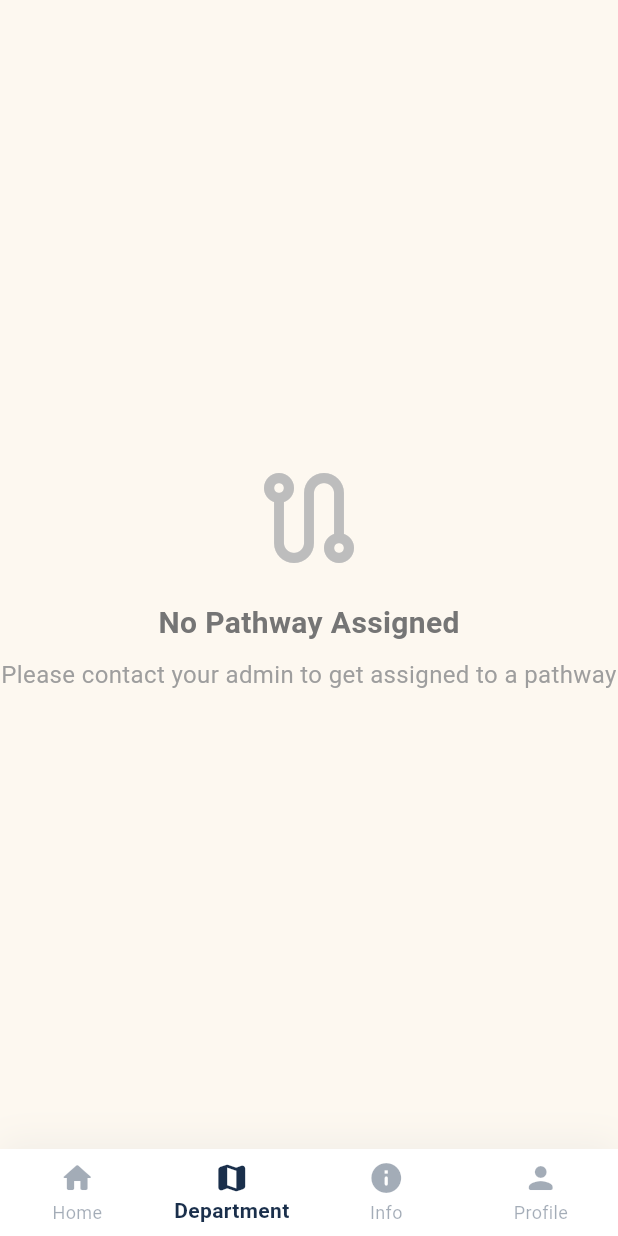
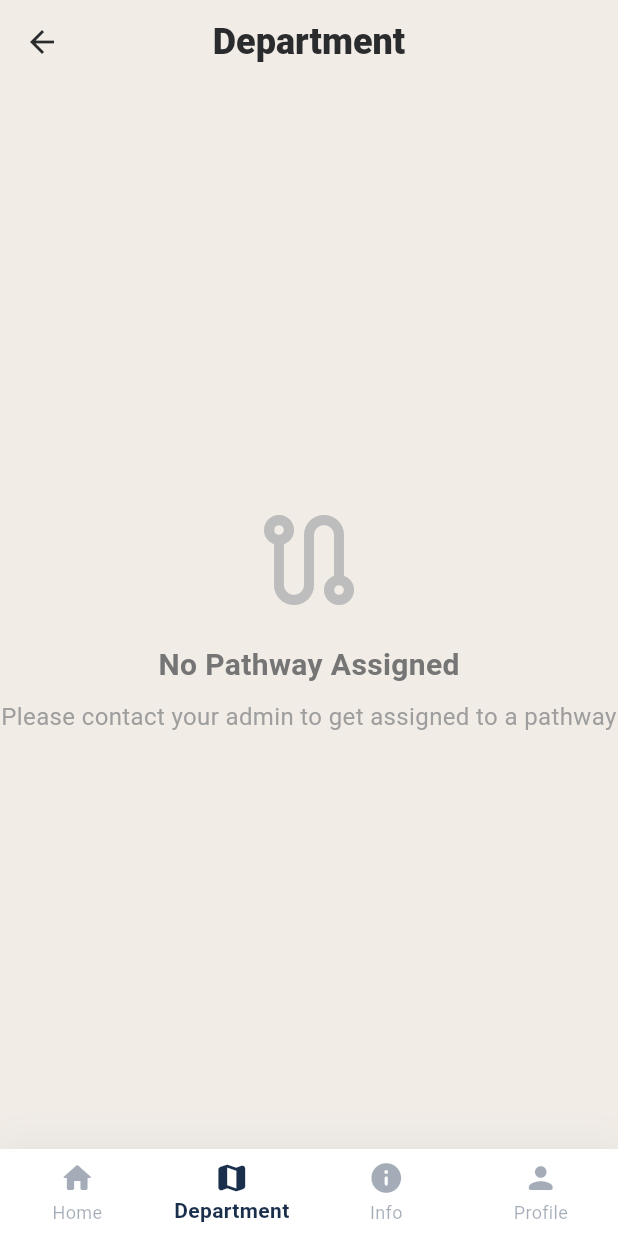
Before and after one commit to contactamiproind/entre-nous, a Flutter app: the EnhancedUserDashboard screen opened by its route, item 2 of the bottom bar chosen, on a phone screen of 412 x 824 dp. Run offline on Flutter 3.47's test engine with Material 3 defaults, Android fonts, the phone set to English and light mode, and no system bars; our stand-ins replace audioplayers, confetti, flutter_dotenv, shared_preferences, supabase_flutter; accounts and stored records are empty.

Commit message:
back option added

```diff
--- a/lib/screens/user/enhanced_user_dashboard.dart
+++ b/lib/screens/user/enhanced_user_dashboard.dart
@@ -644,7 +644,17 @@ class _EnhancedUserDashboardState extends State<EnhancedUserDashboard> {
   // ============================================
   Widget _buildPathwayTab() {
     if (_assignments.isEmpty) {
-      return Center(
+      return Scaffold(
+        appBar: AppBar(
+          leading: IconButton(
+            icon: const Icon(Icons.arrow_back),
+            onPressed: () {
+              setState(() => _selectedIndex = 0); // Navigate to Home tab
+            },
+          ),
+          title: const Text('Department'),
+        ),
+        body: Center(
           child: Column(
             mainAxisAlignment: MainAxisAlignment.center,
             children: [
@@ -671,6 +681,7 @@ class _EnhancedUserDashboardState extends State<EnhancedUserDashboard> {
                 textAlign: TextAlign.center,
               ),
             ],
+          ),
         ),
       );
     }
@@ -865,17 +876,19 @@ class _EnhancedUserDashboardState extends State<EnhancedUserDashboard> {
   // INFO TAB
   // ============================================
   Widget _buildInfoTab() {
-    return ListView(
+    return Scaffold(
+      appBar: AppBar(
+        leading: IconButton(
+          icon: const Icon(Icons.arrow_back),
+          onPressed: () {
+            setState(() => _selectedIndex = 0); // Navigate to Home tab
+          },
+        ),
+        title: const Text('Information'),
+      ),
+      body: ListView(
         padding: const EdgeInsets.all(20),
         children: [
-        const Text(
-          'Information',
-          style: TextStyle(
-            fontSize: 24,
-            fontWeight: FontWeight.bold,
-          ),
-        ),
-        const SizedBox(height: 20),
           _buildInfoCard(
             icon: Icons.school,
             title: 'About ENEPL Quiz',
@@ -892,6 +905,7 @@ class _EnhancedUserDashboardState extends State<EnhancedUserDashboard> {
             description: 'Earn ranks and badges by completing quizzes and improving your scores.',
           ),
         ],
+      ),
     );
   }
 
@@ -949,7 +963,17 @@ class _EnhancedUserDashboardState extends State<EnhancedUserDashboard> {
   // PROFILE TAB
   // ============================================
   Widget _buildProfileTab() {
-    return ListView(
+    return Scaffold(
+      appBar: AppBar(
+        leading: IconButton(
+          icon: const Icon(Icons.arrow_back),
+          onPressed: () {
+            setState(() => _selectedIndex = 0); // Navigate to Home tab
+          },
+        ),
+        title: const Text('Profile'),
+      ),
+      body: ListView(
         padding: const EdgeInsets.all(20),
         children: [
           // Profile Header
@@ -1041,6 +1065,7 @@ class _EnhancedUserDashboardState extends State<EnhancedUserDashboard> {
           isDestructive: true,
         ),
       ],
+      ),
     );
   }
 
```
Also changed, not shown: lib/screens/admin/department_management_screen.dart (+10 -1 lines), lib/screens/admin/enhanced_admin_dashboard.dart (+10 -4 lines), lib/screens/admin/question_bank_management_screen.dart (+11 -4 lines), lib/screens/admin/user_management_screen.dart (+10 -1 lines). Lines whose indentation alone changed are shown as unchanged.
